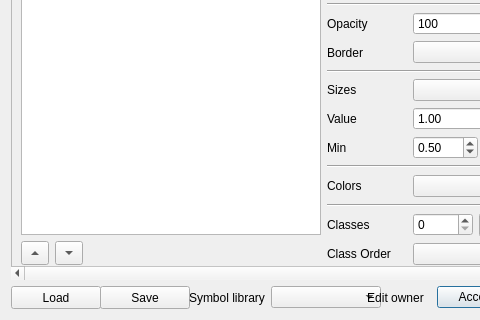
Above: ui/project/qgisred_legends_dialog.ui from qgisred/QGISRed before the change; both pictures show x 0 to 480 and y 140 to 460 of the 700 by 460 pixel window. Below: the same form after it.
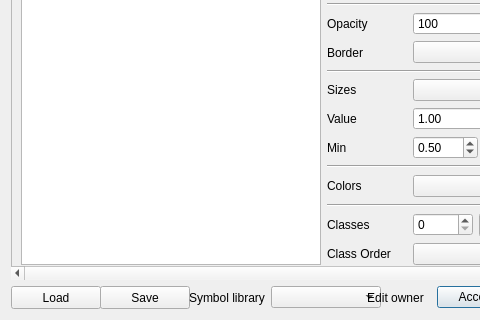
That is the form after the change. Icons and pictures are not drawn. Custom widgets are drawn as their Qt base class.

Commit message: [Legends] Remove arrows, sort new classes, lock tools

Diff of the .ui file:
```diff
--- a/ui/project/qgisred_legends_dialog.ui
+++ b/ui/project/qgisred_legends_dialog.ui
@@ -222,49 +222,6 @@
               </property>
              </widget>
             </item>
-            <item>
-             <layout class="QHBoxLayout" name="moveButtonsLayout">
-              <item>
-               <widget class="QToolButton" name="btUp">
-                <property name="minimumSize">
-                 <size>
-                  <width>28</width>
-                  <height>24</height>
-                 </size>
-                </property>
-                <property name="arrowType">
-                 <enum>Qt::UpArrow</enum>
-                </property>
-               </widget>
-              </item>
-              <item>
-               <widget class="QToolButton" name="btDown">
-                <property name="minimumSize">
-                 <size>
-                  <width>28</width>
-                  <height>24</height>
-                 </size>
-                </property>
-                <property name="arrowType">
-                 <enum>Qt::DownArrow</enum>
-                </property>
-               </widget>
-              </item>
-              <item>
-               <spacer name="moveButtonsSpacer">
-                <property name="orientation">
-                 <enum>Qt::Horizontal</enum>
-                </property>
-                <property name="sizeHint" stdset="0">
-                 <size>
-                  <width>10</width>
-                  <height>10</height>
-                 </size>
-                </property>
-               </spacer>
-              </item>
-             </layout>
-            </item>
            </layout>
           </item>
           <item>
```
Left out of the diff: 2 changed lines with no effect on the pictures. The commit also changes 3 other files.
